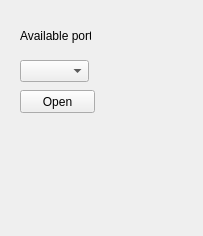
First picture: the form in formcomport.ui, repository edward-lis/kds_hit, before the edit.
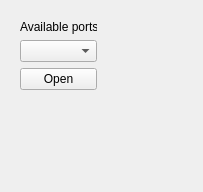
Second picture: the form after the edit.

The edit to the form file:
```diff
--- a/formcomport.ui
+++ b/formcomport.ui
@@ -10,47 +10,40 @@
     <x>0</x>
     <y>0</y>
     <width>203</width>
-    <height>236</height>
+    <height>192</height>
    </rect>
   </property>
   <property name="windowTitle">
    <string>Port Settings</string>
   </property>
-  <widget class="QLabel" name="portsLabel">
+  <widget class="QWidget" name="">
    <property name="geometry">
     <rect>
      <x>20</x>
      <y>20</y>
-     <width>71</width>
-     <height>31</height>
+     <width>77</width>
+     <height>70</height>
     </rect>
    </property>
+   <layout class="QVBoxLayout" name="verticalLayout">
+    <item>
+     <widget class="QLabel" name="portsLabel">
    <property name="text">
     <string>Available ports</string>
    </property>
   </widget>
-  <widget class="QComboBox" name="portBox">
-   <property name="geometry">
-    <rect>
-     <x>20</x>
-     <y>60</y>
-     <width>69</width>
-     <height>22</height>
-    </rect>
-   </property>
-  </widget>
+    </item>
+    <item>
+     <widget class="QComboBox" name="portBox"/>
+    </item>
+    <item>
   <widget class="QPushButton" name="controlButton">
-   <property name="geometry">
-    <rect>
-     <x>20</x>
-     <y>90</y>
-     <width>75</width>
-     <height>23</height>
-    </rect>
-   </property>
    <property name="text">
     <string>Open</string>
    </property>
+     </widget>
+    </item>
+   </layout>
   </widget>
  </widget>
  <resources/>
```
Lines whose indentation alone changed are shown as unchanged.
